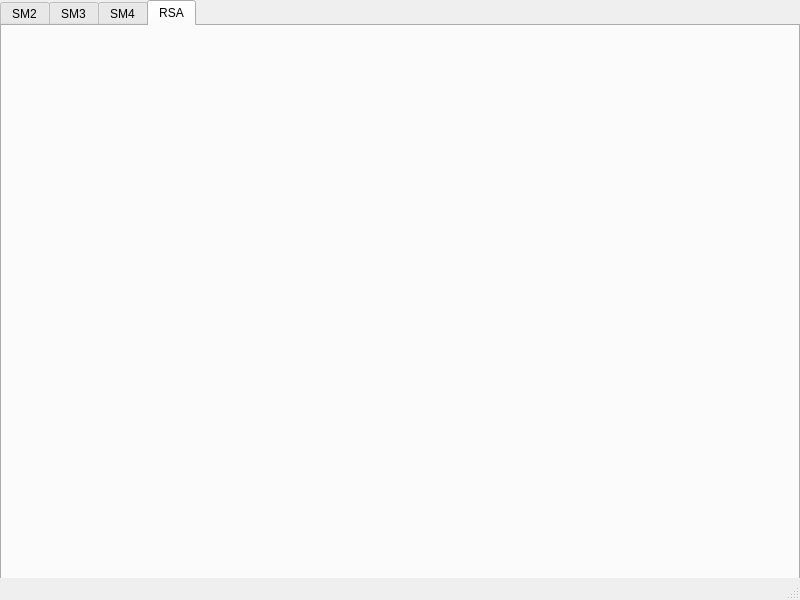
Before: the Qt Designer form mainwindow.ui in supermanc88/CryptoTool, drawn with Qt 5.
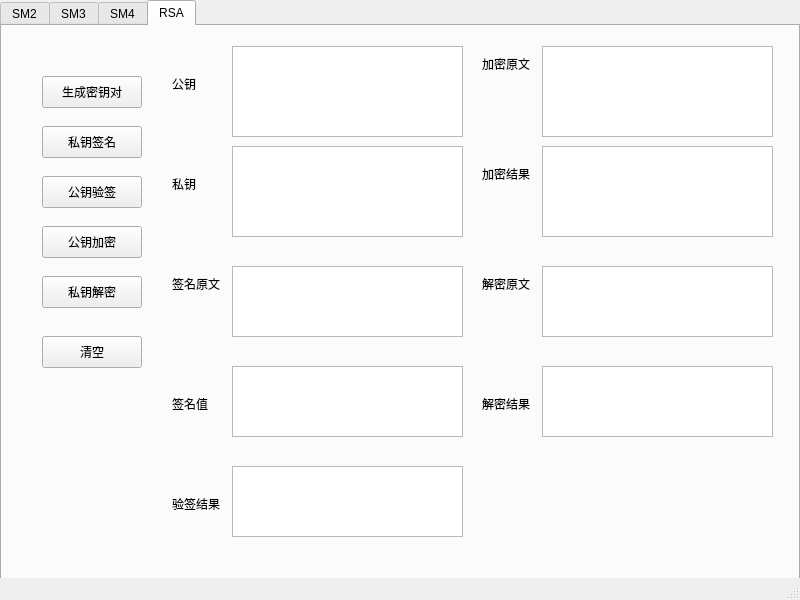
After: the same form once the commit is applied. The open tabs and pages were chosen to show the change.

```diff
--- a/mainwindow.ui
+++ b/mainwindow.ui
@@ -661,6 +661,291 @@
      <attribute name="title">
       <string>RSA</string>
      </attribute>
+     <widget class="QTextEdit" name="textEdit_rsa_sign_data">
+      <property name="geometry">
+       <rect>
+        <x>230</x>
+        <y>240</y>
+        <width>231</width>
+        <height>71</height>
+       </rect>
+      </property>
+     </widget>
+     <widget class="QLabel" name="label_21">
+      <property name="geometry">
+       <rect>
+        <x>170</x>
+        <y>370</y>
+        <width>58</width>
+        <height>16</height>
+       </rect>
+      </property>
+      <property name="text">
+       <string>签名值</string>
+      </property>
+     </widget>
+     <widget class="QLabel" name="label_22">
+      <property name="geometry">
+       <rect>
+        <x>480</x>
+        <y>370</y>
+        <width>58</width>
+        <height>16</height>
+       </rect>
+      </property>
+      <property name="text">
+       <string>解密结果</string>
+      </property>
+     </widget>
+     <widget class="QLabel" name="label_23">
+      <property name="geometry">
+       <rect>
+        <x>170</x>
+        <y>50</y>
+        <width>58</width>
+        <height>16</height>
+       </rect>
+      </property>
+      <property name="text">
+       <string>公钥</string>
+      </property>
+     </widget>
+     <widget class="QLabel" name="label_24">
+      <property name="geometry">
+       <rect>
+        <x>480</x>
+        <y>250</y>
+        <width>58</width>
+        <height>16</height>
+       </rect>
+      </property>
+      <property name="text">
+       <string>解密原文</string>
+      </property>
+     </widget>
+     <widget class="QLabel" name="label_25">
+      <property name="geometry">
+       <rect>
+        <x>480</x>
+        <y>140</y>
+        <width>51</width>
+        <height>16</height>
+       </rect>
+      </property>
+      <property name="text">
+       <string>加密结果</string>
+      </property>
+     </widget>
+     <widget class="QLabel" name="label_26">
+      <property name="geometry">
+       <rect>
+        <x>170</x>
+        <y>470</y>
+        <width>58</width>
+        <height>16</height>
+       </rect>
+      </property>
+      <property name="text">
+       <string>验签结果</string>
+      </property>
+     </widget>
+     <widget class="QPushButton" name="pushButton_rsa_pubkey_verify">
+      <property name="geometry">
+       <rect>
+        <x>40</x>
+        <y>150</y>
+        <width>100</width>
+        <height>32</height>
+       </rect>
+      </property>
+      <property name="text">
+       <string>公钥验签</string>
+      </property>
+     </widget>
+     <widget class="QPushButton" name="pushButton_rsa_tab_clear">
+      <property name="geometry">
+       <rect>
+        <x>40</x>
+        <y>310</y>
+        <width>100</width>
+        <height>32</height>
+       </rect>
+      </property>
+      <property name="text">
+       <string>清空</string>
+      </property>
+     </widget>
+     <widget class="QTextEdit" name="textEdit_rsa_verify_result">
+      <property name="geometry">
+       <rect>
+        <x>230</x>
+        <y>440</y>
+        <width>231</width>
+        <height>71</height>
+       </rect>
+      </property>
+     </widget>
+     <widget class="QTextEdit" name="textEdit_rsa_prikey">
+      <property name="geometry">
+       <rect>
+        <x>230</x>
+        <y>120</y>
+        <width>231</width>
+        <height>91</height>
+       </rect>
+      </property>
+     </widget>
+     <widget class="QTextEdit" name="textEdit_rsa_encrypt_result">
+      <property name="geometry">
+       <rect>
+        <x>540</x>
+        <y>120</y>
+        <width>231</width>
+        <height>91</height>
+       </rect>
+      </property>
+     </widget>
+     <widget class="QPushButton" name="pushButton_rsa_prikey_decrypt">
+      <property name="geometry">
+       <rect>
+        <x>40</x>
+        <y>250</y>
+        <width>100</width>
+        <height>32</height>
+       </rect>
+      </property>
+      <property name="text">
+       <string>私钥解密</string>
+      </property>
+     </widget>
+     <widget class="QTextEdit" name="textEdit_rsa_sign_value">
+      <property name="geometry">
+       <rect>
+        <x>230</x>
+        <y>340</y>
+        <width>231</width>
+        <height>71</height>
+       </rect>
+      </property>
+     </widget>
+     <widget class="QTextEdit" name="textEdit_rsa_decrypt_plain">
+      <property name="geometry">
+       <rect>
+        <x>540</x>
+        <y>240</y>
+        <width>231</width>
+        <height>71</height>
+       </rect>
+      </property>
+     </widget>
+     <widget class="QLabel" name="label_27">
+      <property name="geometry">
+       <rect>
+        <x>170</x>
+        <y>250</y>
+        <width>58</width>
+        <height>16</height>
+       </rect>
+      </property>
+      <property name="text">
+       <string>签名原文</string>
+      </property>
+     </widget>
+     <widget class="QTextEdit" name="textEdit_rsa_encrypt_plain">
+      <property name="geometry">
+       <rect>
+        <x>540</x>
+        <y>20</y>
+        <width>231</width>
+        <height>91</height>
+       </rect>
+      </property>
+     </widget>
+     <widget class="QLabel" name="label_28">
+      <property name="geometry">
+       <rect>
+        <x>170</x>
+        <y>150</y>
+        <width>58</width>
+        <height>16</height>
+       </rect>
+      </property>
+      <property name="text">
+       <string>私钥</string>
+      </property>
+     </widget>
+     <widget class="QPushButton" name="pushButton_rsa_prikey_sign">
+      <property name="geometry">
+       <rect>
+        <x>40</x>
+        <y>100</y>
+        <width>100</width>
+        <height>32</height>
+       </rect>
+      </property>
+      <property name="text">
+       <string>私钥签名</string>
+      </property>
+     </widget>
+     <widget class="QPushButton" name="pushButton_rsa_pubkey_encrypt">
+      <property name="geometry">
+       <rect>
+        <x>40</x>
+        <y>200</y>
+        <width>100</width>
+        <height>32</height>
+       </rect>
+      </property>
+      <property name="text">
+       <string>公钥加密</string>
+      </property>
+     </widget>
+     <widget class="QTextEdit" name="textEdit_rsa_pubkey">
+      <property name="geometry">
+       <rect>
+        <x>230</x>
+        <y>20</y>
+        <width>231</width>
+        <height>91</height>
+       </rect>
+      </property>
+     </widget>
+     <widget class="QPushButton" name="pushButton_gen_rsa_keypair">
+      <property name="geometry">
+       <rect>
+        <x>40</x>
+        <y>50</y>
+        <width>100</width>
+        <height>32</height>
+       </rect>
+      </property>
+      <property name="text">
+       <string>生成密钥对</string>
+      </property>
+     </widget>
+     <widget class="QTextEdit" name="textEdit_rsa_decrypt_result">
+      <property name="geometry">
+       <rect>
+        <x>540</x>
+        <y>340</y>
+        <width>231</width>
+        <height>71</height>
+       </rect>
+      </property>
+     </widget>
+     <widget class="QLabel" name="label_29">
+      <property name="geometry">
+       <rect>
+        <x>480</x>
+        <y>30</y>
+        <width>51</width>
+        <height>16</height>
+       </rect>
+      </property>
+      <property name="text">
+       <string>加密原文</string>
+      </property>
+     </widget>
     </widget>
    </widget>
   </widget>
```
Left out of the diff: 58 changed lines with no effect on the pictures.
